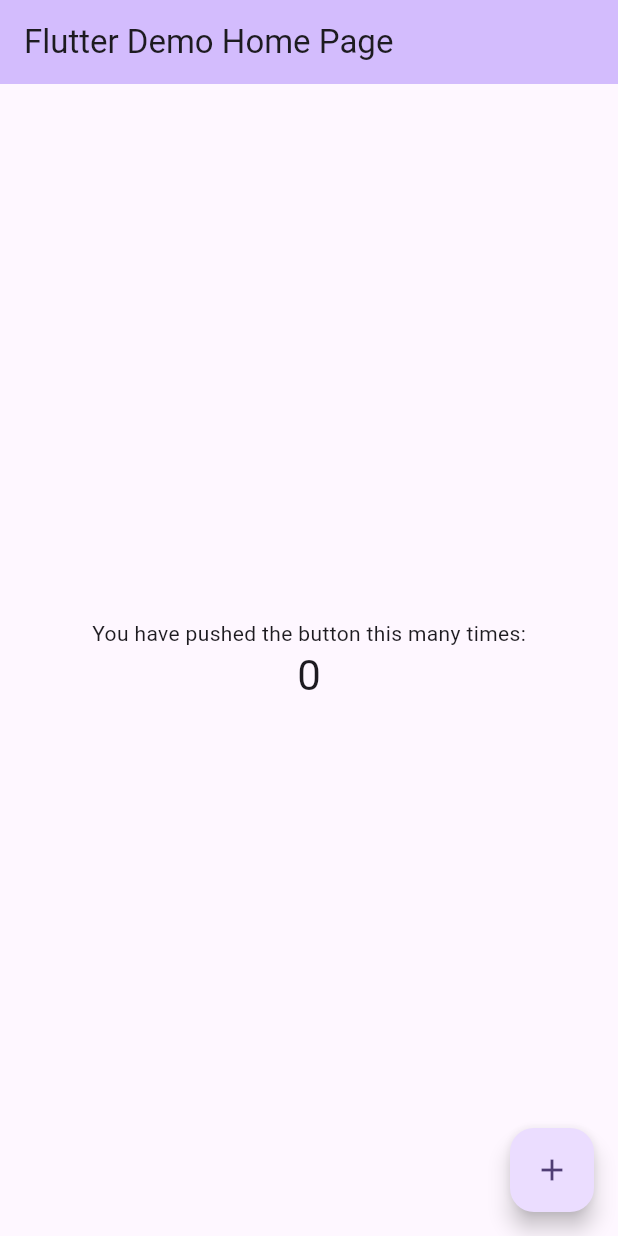
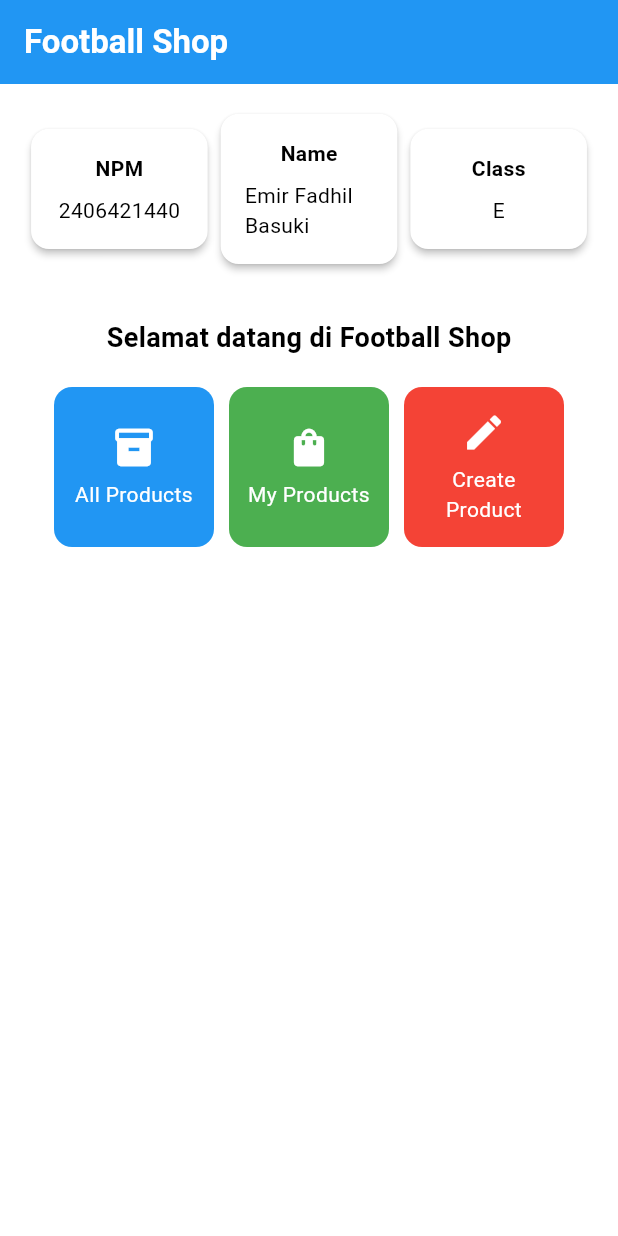
Before and after one commit to emirbasuki/football-shop-mobile, a Flutter app: the screen it shows after launch, on a phone screen of 412 x 824 dp. Run offline on Flutter 3.47's test engine with Material 3 defaults, Android fonts, the phone set to English and light mode, and no system bars.

Commit message:
Tugas 7 Selesai

```diff
--- a/lib/main.dart
+++ b/lib/main.dart
@@ -1,4 +1,5 @@
 import 'package:flutter/material.dart';
+import 'package:football_shop/menu.dart';
 
 void main() {
   runApp(const MyApp());
@@ -28,95 +29,10 @@ class MyApp extends StatelessWidget {
         //
         // This works for code too, not just values: Most code changes can be
         // tested with just a hot reload.
-        colorScheme: ColorScheme.fromSeed(seedColor: Colors.deepPurple),
+         colorScheme: ColorScheme.fromSwatch(primarySwatch: Colors.blue)
+          .copyWith(secondary: Colors.blueAccent[400]),
       ),
-      home: const MyHomePage(title: 'Flutter Demo Home Page'),
+      home: MyHomePage(),
     );
   }
 }
-
-class MyHomePage extends StatefulWidget {
-  const MyHomePage({super.key, required this.title});
-
-  // This widget is the home page of your application. It is stateful, meaning
-  // that it has a State object (defined below) that contains fields that affect
-  // how it looks.
-
-  // This class is the configuration for the state. It holds the values (in this
-  // case the title) provided by the parent (in this case the App widget) and
-  // used by the build method of the State. Fields in a Widget subclass are
-  // always marked "final".
-
-  final String title;
-
-  @override
-  State<MyHomePage> createState() => _MyHomePageState();
-}
-
-class _MyHomePageState extends State<MyHomePage> {
-  int _counter = 0;
-
-  void _incrementCounter() {
-    setState(() {
-      // This call to setState tells the Flutter framework that something has
-      // changed in this State, which causes it to rerun the build method below
-      // so that the display can reflect the updated values. If we changed
-      // _counter without calling setState(), then the build method would not be
-      // called again, and so nothing would appear to happen.
-      _counter++;
-    });
-  }
-
-  @override
-  Widget build(BuildContext context) {
-    // This method is rerun every time setState is called, for instance as done
-    // by the _incrementCounter method above.
-    //
-    // The Flutter framework has been optimized to make rerunning build methods
-    // fast, so that you can just rebuild anything that needs updating rather
-    // than having to individually change instances of widgets.
-    return Scaffold(
-      appBar: AppBar(
-        // TRY THIS: Try changing the color here to a specific color (to
-        // Colors.amber, perhaps?) and trigger a hot reload to see the AppBar
-        // change color while the other colors stay the same.
-        backgroundColor: Theme.of(context).colorScheme.inversePrimary,
-        // Here we take the value from the MyHomePage object that was created by
-        // the App.build method, and use it to set our appbar title.
-        title: Text(widget.title),
-      ),
-      body: Center(
-        // Center is a layout widget. It takes a single child and positions it
-        // in the middle of the parent.
-        child: Column(
-          // Column is also a layout widget. It takes a list of children and
-          // arranges them vertically. By default, it sizes itself to fit its
-          // children horizontally, and tries to be as tall as its parent.
-          //
-          // Column has various properties to control how it sizes itself and
-          // how it positions its children. Here we use mainAxisAlignment to
-          // center the children vertically; the main axis here is the vertical
-          // axis because Columns are vertical (the cross axis would be
-          // horizontal).
-          //
-          // TRY THIS: Invoke "debug painting" (choose the "Toggle Debug Paint"
-          // action in the IDE, or press "p" in the console), to see the
-          // wireframe for each widget.
-          mainAxisAlignment: MainAxisAlignment.center,
-          children: <Widget>[
-            const Text('You have pushed the button this many times:'),
-            Text(
-              '$_counter',
-              style: Theme.of(context).textTheme.headlineMedium,
-            ),
-          ],
-        ),
-      ),
-      floatingActionButton: FloatingActionButton(
-        onPressed: _incrementCounter,
-        tooltip: 'Increment',
-        child: const Icon(Icons.add),
-      ), // This trailing comma makes auto-formatting nicer for build methods.
-    );
-  }
-}
--- /dev/null
+++ b/lib/menu.dart
@@ -0,0 +1,191 @@
+import 'package:flutter/material.dart';
+
+class MyHomePage extends StatelessWidget {
+  MyHomePage({super.key});
+
+  final String nama = "Emir Fadhil Basuki";
+  final String npm = "2406421440";
+  final String kelas = "E";
+
+  final List<ItemHomepage> items = [
+    ItemHomepage("All Products", Icons.inventory, Colors.blue),
+    ItemHomepage("My Products", Icons.shopping_bag, Colors.green),
+    ItemHomepage("Create Product", Icons.create, Colors.red),
+  ];
+
+  @override
+  Widget build(BuildContext context) {
+    return Scaffold(
+      appBar: AppBar(
+        // Judul aplikasi "Football News" dengan teks putih dan tebal.
+        title: const Text(
+          'Football Shop',
+          style: TextStyle(
+            color: Colors.white,
+            fontWeight: FontWeight.bold,
+          ),
+        ),
+        // Warna latar belakang AppBar diambil dari skema warna tema aplikasi.
+        backgroundColor: Theme.of(context).colorScheme.primary,
+      ),
+      // Body halaman dengan padding di sekelilingnya.
+      body: Padding(
+        padding: const EdgeInsets.all(16.0),
+        // Menyusun widget secara vertikal dalam sebuah kolom.
+        child: Column(
+          crossAxisAlignment: CrossAxisAlignment.center,
+          children: [
+            // Row untuk menampilkan 3 InfoCard secara horizontal.
+            Row(
+              mainAxisAlignment: MainAxisAlignment.spaceEvenly,
+              children: [
+                InfoCard(title: 'NPM', content: npm),
+                InfoCard(title: 'Name', content: nama),
+                InfoCard(title: 'Class', content: kelas),
+              ],
+            ),
+
+            // Memberikan jarak vertikal 16 unit.
+            const SizedBox(height: 16.0),
+
+            // Menempatkan widget berikutnya di tengah halaman.
+            Center(
+              child: Column(
+                // Menyusun teks dan grid item secara vertikal.
+
+                children: [
+                  // Menampilkan teks sambutan dengan gaya tebal dan ukuran 18.
+                  const Padding(
+                    padding: EdgeInsets.only(top: 16.0),
+                    child: Text(
+                      'Selamat datang di Football Shop',
+                      style: TextStyle(
+                        fontWeight: FontWeight.bold,
+                        fontSize: 18.0,
+                      ),
+                    ),
+                  ),
+
+                  // Grid untuk menampilkan ItemCard dalam bentuk grid 3 kolom.
+                  GridView.count(
+                    primary: true,
+                    padding: const EdgeInsets.all(20),
+                    crossAxisSpacing: 10,
+                    mainAxisSpacing: 10,
+                    crossAxisCount: 3,
+                    // Agar grid menyesuaikan tinggi kontennya.
+                    shrinkWrap: true,
+
+                    // Menampilkan ItemCard untuk setiap item dalam list items.
+                    children: items.map((ItemHomepage item) {
+                      return ItemCard(item);
+                    }).toList(),
+                  ),
+                ],
+              ),
+            ),
+          ],
+        ),
+      ),
+    );
+  }
+
+}
+
+
+class InfoCard extends StatelessWidget {
+  // Kartu informasi yang menampilkan title dan content.
+
+  final String title;  // Judul kartu.
+  final String content;  // Isi kartu.
+
+  const InfoCard({super.key, required this.title, required this.content});
+
+  @override
+  Widget build(BuildContext context) {
+    return Card(
+      // Membuat kotak kartu dengan bayangan dibawahnya.
+      elevation: 2.0,
+      child: Container(
+        // Mengatur ukuran dan jarak di dalam kartu.
+        width: MediaQuery.of(context).size.width / 3.5, // menyesuaikan dengan lebar device yang digunakan.
+        padding: const EdgeInsets.all(16.0),
+        // Menyusun title dan content secara vertikal.
+        child: Column(
+          children: [
+            Text(
+              title,
+              style: const TextStyle(fontWeight: FontWeight.bold),
+            ),
+            const SizedBox(height: 8.0),
+            Text(content),
+          ],
+        ),
+      ),
+    );
+  }
+}
+
+
+class ItemHomepage {
+  final String name;
+  final IconData icon;
+  final Color color;
+
+  ItemHomepage(this.name, this.icon, this.color);
+}
+
+
+class ItemCard extends StatelessWidget {
+  // Menampilkan kartu dengan ikon dan nama.
+
+  final ItemHomepage item;
+
+  const ItemCard(this.item, {super.key});
+
+  @override
+  Widget build(BuildContext context) {
+    return Material(
+      // Menentukan warna latar belakang dari tema aplikasi.
+      color: item.color,
+      // Membuat sudut kartu melengkung.
+      borderRadius: BorderRadius.circular(12),
+
+      child: InkWell(
+        // Aksi ketika kartu ditekan.
+        onTap: () {
+          // Menampilkan pesan SnackBar saat kartu ditekan.
+          ScaffoldMessenger.of(context)
+            ..hideCurrentSnackBar()
+            ..showSnackBar(
+                SnackBar(content: Text("Kamu telah menekan tombol ${item.name}!"))
+            );
+        },
+        // Container untuk menyimpan Icon dan Text
+        child: Container(
+          padding: const EdgeInsets.all(8),
+          child: Center(
+            child: Column(
+              // Menyusun ikon dan teks di tengah kartu.
+              mainAxisAlignment: MainAxisAlignment.center,
+              children: [
+                Icon(
+                  item.icon,
+                  color: Colors.white,
+                  size: 30.0,
+                ),
+                const Padding(padding: EdgeInsets.all(3)),
+                Text(
+                  item.name,
+                  textAlign: TextAlign.center,
+                  style: const TextStyle(color: Colors.white),
+                ),
+              ],
+            ),
+          ),
+        ),
+      ),
+    );
+  }
+
+}
```
Also changed, not shown: 1 other file.
